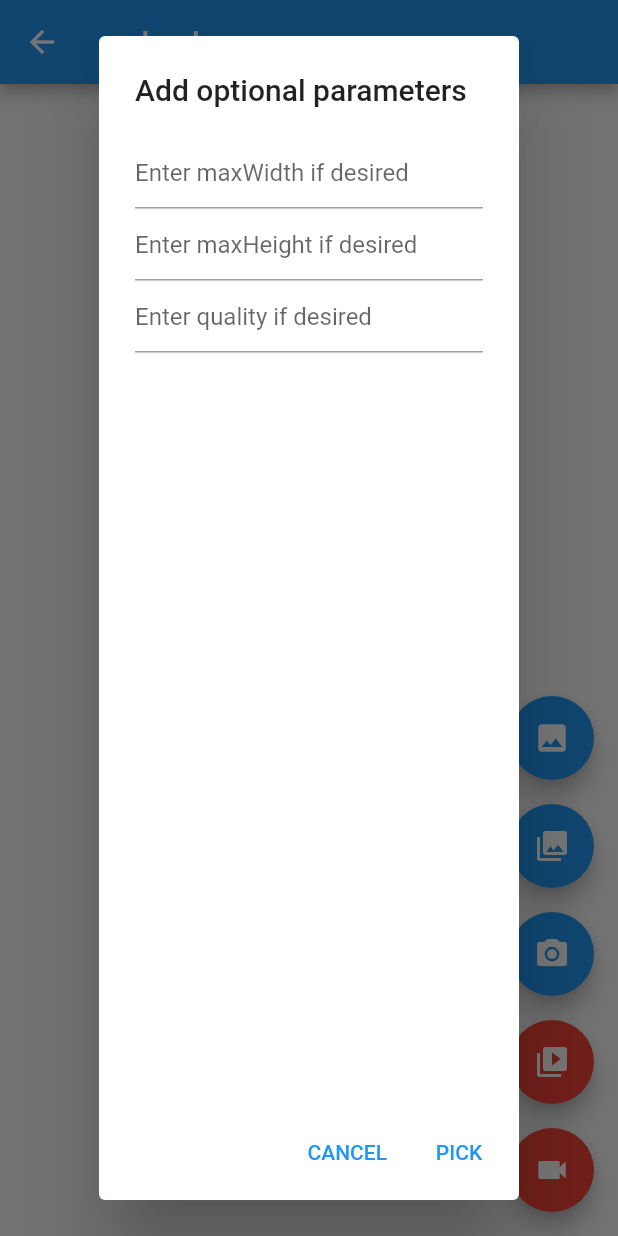
After one commit to team98-k/K2, a Flutter app: the UploadScreen screen opened directly, after a tap on the "photo library" icon, on a phone screen of 412 x 824 dp. The commit adds this screen. Run offline on Flutter 3.47's test engine with Material 2 defaults, Android fonts, the phone set to English and light mode, and no system bars; our stand-ins replace firebase_auth, firebase_core, image_picker, shared_preferences, video_player; accounts and stored records are empty; network calls fail.

Commit message:
image uploader

```diff
--- a/lib/screens/login_screen.dart
+++ b/lib/screens/login_screen.dart
@@ -1,11 +1,10 @@
 import 'package:firebase_auth/firebase_auth.dart';
 import 'package:flutter/material.dart';
+import 'package:k2/screens/upload_screen.dart';
 import 'package:k2/screens/pomodoros_screen.dart';
 import 'package:k2/screens/register_screen.dart';
 import 'package:k2/widgets/bottom_navi.dart';
 import 'package:k2/widgets/top_bar.dart';
-
-import 'first_screen.dart';
 
 class LoginScreen extends StatefulWidget {
   const LoginScreen({super.key});
@@ -198,7 +197,9 @@
                     Navigator.push(
                       context,
                       MaterialPageRoute(
-                        builder: (context) => const FirstScreen(),
+                        builder: (context) => const UploadScreen(
+                          title: 'upload',
+                        ),
                       ),
                     );
                   },
--- /dev/null
+++ b/lib/screens/upload_screen.dart
@@ -0,0 +1,457 @@
+// Copyright 2013 The Flutter Authors. All rights reserved.
+// Use of this source code is governed by a BSD-style license that can be
+// found in the LICENSE file.
+
+// ignore_for_file: public_member_api_docs
+
+import 'dart:async';
+import 'dart:io';
+
+import 'package:flutter/foundation.dart';
+import 'package:flutter/material.dart';
+import 'package:image_picker/image_picker.dart';
+import 'package:video_player/video_player.dart';
+
+class UploadScreen extends StatefulWidget {
+  const UploadScreen({Key? key, this.title}) : super(key: key);
+
+  final String? title;
+
+  @override
+  State<UploadScreen> createState() => _UploadScreenState();
+}
+
+class _UploadScreenState extends State<UploadScreen> {
+  List<XFile>? _imageFileList;
+
+  void _setImageFileListFromFile(XFile? value) {
+    _imageFileList = value == null ? null : <XFile>[value];
+  }
+
+  dynamic _pickImageError;
+  bool isVideo = false;
+
+  VideoPlayerController? _controller;
+  VideoPlayerController? _toBeDisposed;
+  String? _retrieveDataError;
+
+  final ImagePicker _picker = ImagePicker();
+  final TextEditingController maxWidthController = TextEditingController();
+  final TextEditingController maxHeightController = TextEditingController();
+  final TextEditingController qualityController = TextEditingController();
+
+  Future<void> _playVideo(XFile? file) async {
+    if (file != null && mounted) {
+      await _disposeVideoController();
+      late VideoPlayerController controller;
+      if (kIsWeb) {
+        controller = VideoPlayerController.network(file.path);
+      } else {
+        controller = VideoPlayerController.file(File(file.path));
+      }
+      _controller = controller;
+      // In web, most browsers won't honor a programmatic call to .play
+      // if the video has a sound track (and is not muted).
+      // Mute the video so it auto-plays in web!
+      // This is not needed if the call to .play is the result of user
+      // interaction (clicking on a "play" button, for example).
+      const double volume = kIsWeb ? 0.0 : 1.0;
+      await controller.setVolume(volume);
+      await controller.initialize();
+      await controller.setLooping(true);
+      await controller.play();
+      setState(() {});
+    }
+  }
+
+  Future<void> _onImageButtonPressed(ImageSource source,
+      {BuildContext? context, bool isMultiImage = false}) async {
+    if (_controller != null) {
+      await _controller!.setVolume(0.0);
+    }
+    if (isVideo) {
+      final XFile? file = await _picker.pickVideo(
+          source: source, maxDuration: const Duration(seconds: 10));
+      await _playVideo(file);
+    } else if (isMultiImage) {
+      await _displayPickImageDialog(context!,
+          (double? maxWidth, double? maxHeight, int? quality) async {
+        try {
+          final List<XFile> pickedFileList = await _picker.pickMultiImage(
+            maxWidth: maxWidth,
+            maxHeight: maxHeight,
+            imageQuality: quality,
+          );
+          setState(() {
+            _imageFileList = pickedFileList;
+          });
+        } catch (e) {
+          setState(() {
+            _pickImageError = e;
+          });
+        }
+      });
+    } else {
+      await _displayPickImageDialog(context!,
+          (double? maxWidth, double? maxHeight, int? quality) async {
+        try {
+          final XFile? pickedFile = await _picker.pickImage(
+            source: source,
+            maxWidth: maxWidth,
+            maxHeight: maxHeight,
+            imageQuality: quality,
+          );
+          setState(() {
+            _setImageFileListFromFile(pickedFile);
+          });
+        } catch (e) {
+          setState(() {
+            _pickImageError = e;
+          });
+        }
+      });
+    }
+  }
+
+  @override
+  void deactivate() {
+    if (_controller != null) {
+      _controller!.setVolume(0.0);
+      _controller!.pause();
+    }
+    super.deactivate();
+  }
+
+  @override
+  void dispose() {
+    _disposeVideoController();
+    maxWidthController.dispose();
+    maxHeightController.dispose();
+    qualityController.dispose();
+    super.dispose();
+  }
+
+  Future<void> _disposeVideoController() async {
+    if (_toBeDisposed != null) {
+      await _toBeDisposed!.dispose();
+    }
+    _toBeDisposed = _controller;
+    _controller = null;
+  }
+
+  Widget _previewVideo() {
+    final Text? retrieveError = _getRetrieveErrorWidget();
+    if (retrieveError != null) {
+      return retrieveError;
+    }
+    if (_controller == null) {
+      return const Text(
+        'You have not yet picked a video',
+        textAlign: TextAlign.center,
+      );
+    }
+    return Padding(
+      padding: const EdgeInsets.all(10.0),
+      child: AspectRatioVideo(_controller),
+    );
+  }
+
+  Widget _previewImages() {
+    final Text? retrieveError = _getRetrieveErrorWidget();
+    if (retrieveError != null) {
+      return retrieveError;
+    }
+    if (_imageFileList != null) {
+      return Semantics(
+        label: 'image_picker_example_picked_images',
+        child: ListView.builder(
+          key: UniqueKey(),
+          itemBuilder: (BuildContext context, int index) {
+            // Why network for web?
+            // See https://pub.dev/packages/image_picker#getting-ready-for-the-web-platform
+            return Semantics(
+              label: 'image_picker_example_picked_image',
+              child: kIsWeb
+                  ? Image.network(_imageFileList![index].path)
+                  : Image.file(File(_imageFileList![index].path)),
+            );
+          },
+          itemCount: _imageFileList!.length,
+        ),
+      );
+    } else if (_pickImageError != null) {
+      return Text(
+        'Pick image error: $_pickImageError',
+        textAlign: TextAlign.center,
+      );
+    } else {
+      return const Text(
+        'You have not yet picked an image.',
+        textAlign: TextAlign.center,
+      );
+    }
+  }
+
+  Widget _handlePreview() {
+    if (isVideo) {
+      return _previewVideo();
+    } else {
+      return _previewImages();
+    }
+  }
+
+  Future<void> retrieveLostData() async {
+    final LostDataResponse response = await _picker.retrieveLostData();
+    if (response.isEmpty) {
+      return;
+    }
+    if (response.file != null) {
+      if (response.type == RetrieveType.video) {
+        isVideo = true;
+        await _playVideo(response.file);
+      } else {
+        isVideo = false;
+        setState(() {
+          if (response.files == null) {
+            _setImageFileListFromFile(response.file);
+          } else {
+            _imageFileList = response.files;
+          }
+        });
+      }
+    } else {
+      _retrieveDataError = response.exception!.code;
+    }
+  }
+
+  @override
+  Widget build(BuildContext context) {
+    return Scaffold(
+      appBar: AppBar(
+        title: Text(widget.title!),
+      ),
+      body: Center(
+        child: !kIsWeb && defaultTargetPlatform == TargetPlatform.android
+            ? FutureBuilder<void>(
+                future: retrieveLostData(),
+                builder: (BuildContext context, AsyncSnapshot<void> snapshot) {
+                  switch (snapshot.connectionState) {
+                    case ConnectionState.none:
+                    case ConnectionState.waiting:
+                      return const Text(
+                        'You have not yet picked an image.',
+                        textAlign: TextAlign.center,
+                      );
+                    case ConnectionState.done:
+                      return _handlePreview();
+                    default:
+                      if (snapshot.hasError) {
+                        return Text(
+                          'Pick image/video error: ${snapshot.error}}',
+                          textAlign: TextAlign.center,
+                        );
+                      } else {
+                        return const Text(
+                          'You have not yet picked an image.',
+                          textAlign: TextAlign.center,
+                        );
+                      }
+                  }
+                },
+              )
+            : _handlePreview(),
+      ),
+      floatingActionButton: Column(
+        mainAxisAlignment: MainAxisAlignment.end,
+        children: <Widget>[
+          Semantics(
+            label: 'image_picker_example_from_gallery',
+            child: FloatingActionButton(
+              onPressed: () {
+                isVideo = false;
+                _onImageButtonPressed(ImageSource.gallery, context: context);
+              },
+              heroTag: 'image0',
+              tooltip: 'Pick Image from gallery',
+              child: const Icon(Icons.photo),
+            ),
+          ),
+          Padding(
+            padding: const EdgeInsets.only(top: 16.0),
+            child: FloatingActionButton(
+              onPressed: () {
+                isVideo = false;
+                _onImageButtonPressed(
+                  ImageSource.gallery,
+                  context: context,
+                  isMultiImage: true,
+                );
+              },
+              heroTag: 'image1',
+              tooltip: 'Pick Multiple Image from gallery',
+              child: const Icon(Icons.photo_library),
+            ),
+          ),
+          Padding(
+            padding: const EdgeInsets.only(top: 16.0),
+            child: FloatingActionButton(
+              onPressed: () {
+                isVideo = false;
+                _onImageButtonPressed(ImageSource.camera, context: context);
+              },
+              heroTag: 'image2',
+              tooltip: 'Take a Photo',
+              child: const Icon(Icons.camera_alt),
+            ),
+          ),
+          Padding(
+            padding: const EdgeInsets.only(top: 16.0),
+            child: FloatingActionButton(
+              backgroundColor: Colors.red,
+              onPressed: () {
+                isVideo = true;
+                _onImageButtonPressed(ImageSource.gallery);
+              },
+              heroTag: 'video0',
+              tooltip: 'Pick Video from gallery',
+              child: const Icon(Icons.video_library),
+            ),
+          ),
+          Padding(
+            padding: const EdgeInsets.only(top: 16.0),
+            child: FloatingActionButton(
+              backgroundColor: Colors.red,
+              onPressed: () {
+                isVideo = true;
+                _onImageButtonPressed(ImageSource.camera);
+              },
+              heroTag: 'video1',
+              tooltip: 'Take a Video',
+              child: const Icon(Icons.videocam),
+            ),
+          ),
+        ],
+      ),
+    );
+  }
+
+  Text? _getRetrieveErrorWidget() {
+    if (_retrieveDataError != null) {
+      final Text result = Text(_retrieveDataError!);
+      _retrieveDataError = null;
+      return result;
+    }
+    return null;
+  }
+
+  Future<void> _displayPickImageDialog(
+      BuildContext context, OnPickImageCallback onPick) async {
+    return showDialog(
+        context: context,
+        builder: (BuildContext context) {
+          return AlertDialog(
+            title: const Text('Add optional parameters'),
+            content: Column(
+              children: <Widget>[
+                TextField(
+                  controller: maxWidthController,
+                  keyboardType:
+                      const TextInputType.numberWithOptions(decimal: true),
+                  decoration: const InputDecoration(
+                      hintText: 'Enter maxWidth if desired'),
+                ),
+                TextField(
+                  controller: maxHeightController,
+                  keyboardType:
+                      const TextInputType.numberWithOptions(decimal: true),
+                  decoration: const InputDecoration(
+                      hintText: 'Enter maxHeight if desired'),
+                ),
+                TextField(
+                  controller: qualityController,
+                  keyboardType: TextInputType.number,
+                  decoration: const InputDecoration(
+                      hintText: 'Enter quality if desired'),
+                ),
+              ],
+            ),
+            actions: <Widget>[
+              TextButton(
+                child: const Text('CANCEL'),
+                onPressed: () {
+                  Navigator.of(context).pop();
+                },
+              ),
+              TextButton(
+                  child: const Text('PICK'),
+                  onPressed: () {
+                    final double? width = maxWidthController.text.isNotEmpty
+                        ? double.parse(maxWidthController.text)
+                        : null;
+                    final double? height = maxHeightController.text.isNotEmpty
+                        ? double.parse(maxHeightController.text)
+                        : null;
+                    final int? quality = qualityController.text.isNotEmpty
+                        ? int.parse(qualityController.text)
+                        : null;
+                    onPick(width, height, quality);
+                    Navigator.of(context).pop();
+                  }),
+            ],
+          );
+        });
+  }
+}
+
+typedef OnPickImageCallback = void Function(
+    double? maxWidth, double? maxHeight, int? quality);
+
+class AspectRatioVideo extends StatefulWidget {
+  const AspectRatioVideo(this.controller, {Key? key}) : super(key: key);
+
+  final VideoPlayerController? controller;
+
+  @override
+  AspectRatioVideoState createState() => AspectRatioVideoState();
+}
+
+class AspectRatioVideoState extends State<AspectRatioVideo> {
+  VideoPlayerController? get controller => widget.controller;
+  bool initialized = false;
+
+  void _onVideoControllerUpdate() {
+    if (!mounted) {
+      return;
+    }
+    if (initialized != controller!.value.isInitialized) {
+      initialized = controller!.value.isInitialized;
+      setState(() {});
+    }
+  }
+
+  @override
+  void initState() {
+    super.initState();
+    controller!.addListener(_onVideoControllerUpdate);
+  }
+
+  @override
+  void dispose() {
+    controller!.removeListener(_onVideoControllerUpdate);
+    super.dispose();
+  }
+
+  @override
+  Widget build(BuildContext context) {
+    if (initialized) {
+      return Center(
+        child: AspectRatio(
+          aspectRatio: controller!.value.aspectRatio,
+          child: VideoPlayer(controller!),
+        ),
+      );
+    } else {
+      return Container();
+    }
+  }
+}
--- a/pubspec.yaml
+++ b/pubspec.yaml
@@ -40,6 +40,8 @@
   shared_preferences: ^2.0.15
   firebase_core: ^2.4.1
   firebase_auth: ^4.2.4
+  image_picker: ^0.8.6
+  video_player: ^2.4.10
 
 dev_dependencies:
   flutter_test:
```
Also changed, not shown: 2 other files.
